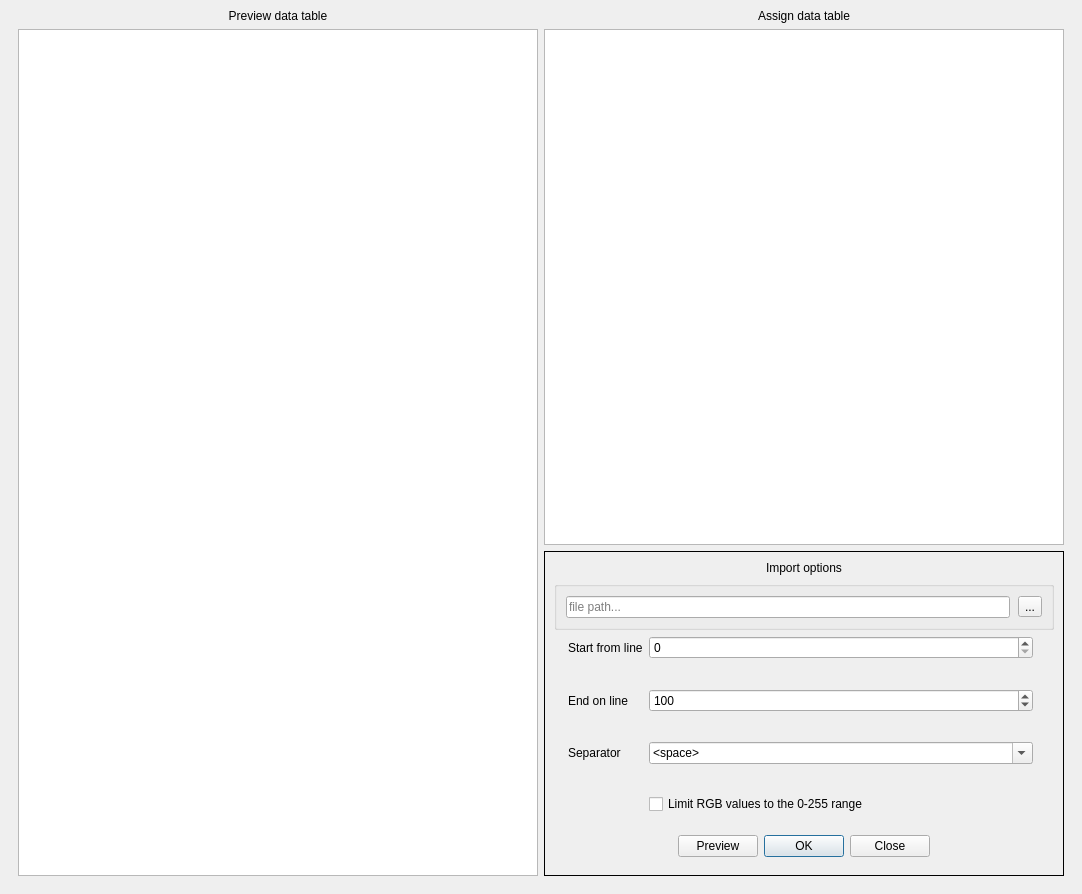
The window that gui/import_window.ui (gecos-lab/PZero) describes before a commit, drawn with Qt 5.
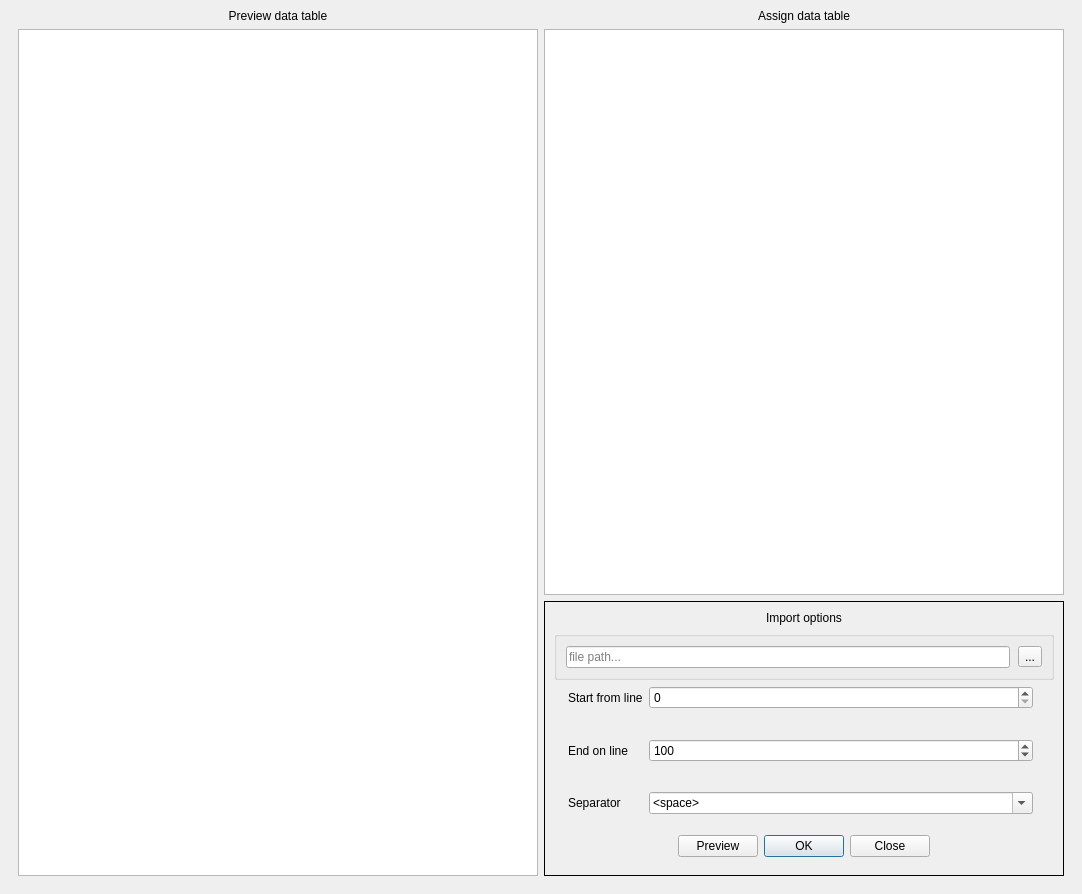
The same window after the commit.

Commit message:
Well import updates.
Well data import dialogs
Save and open well objects
Well markers (to use for triangulation)

```diff
--- a/gui/import_window.ui
+++ b/gui/import_window.ui
@@ -319,13 +319,6 @@
               </item>
              </widget>
             </item>
-            <item row="3" column="1">
-             <widget class="QCheckBox" name="check255Box">
-              <property name="text">
-               <string>Limit RGB values to the 0-255 range</string>
-              </property>
-             </widget>
-            </item>
            </layout>
           </item>
           <item alignment="Qt::AlignHCenter">
```
The commit also changes 11 other files.
